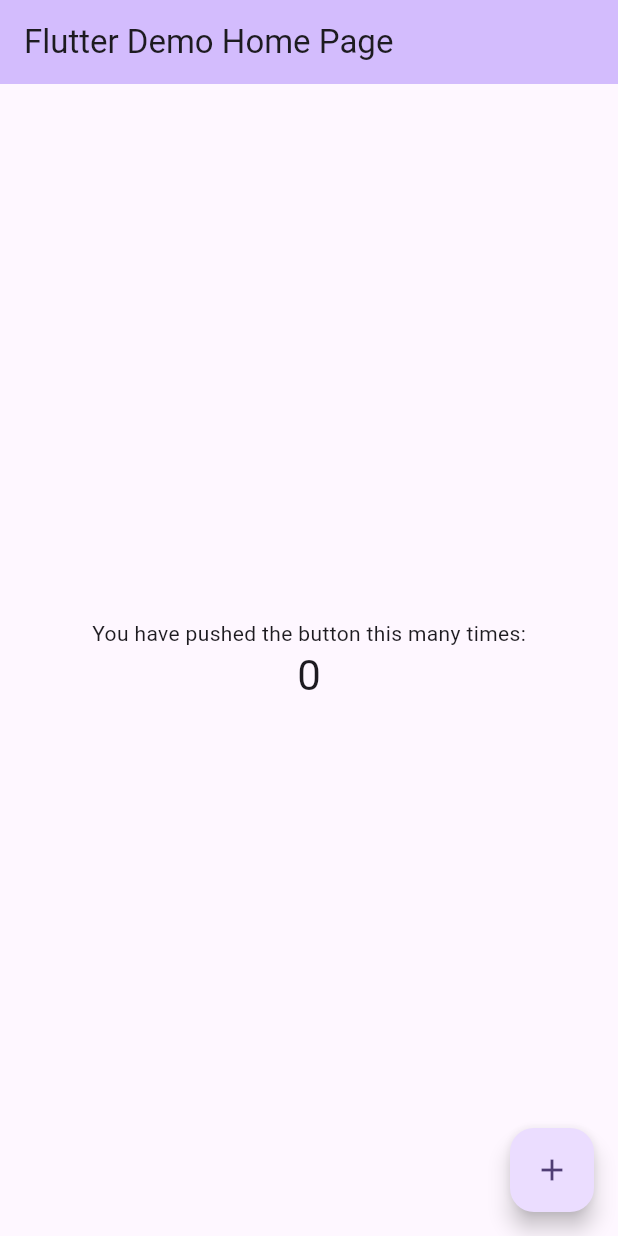
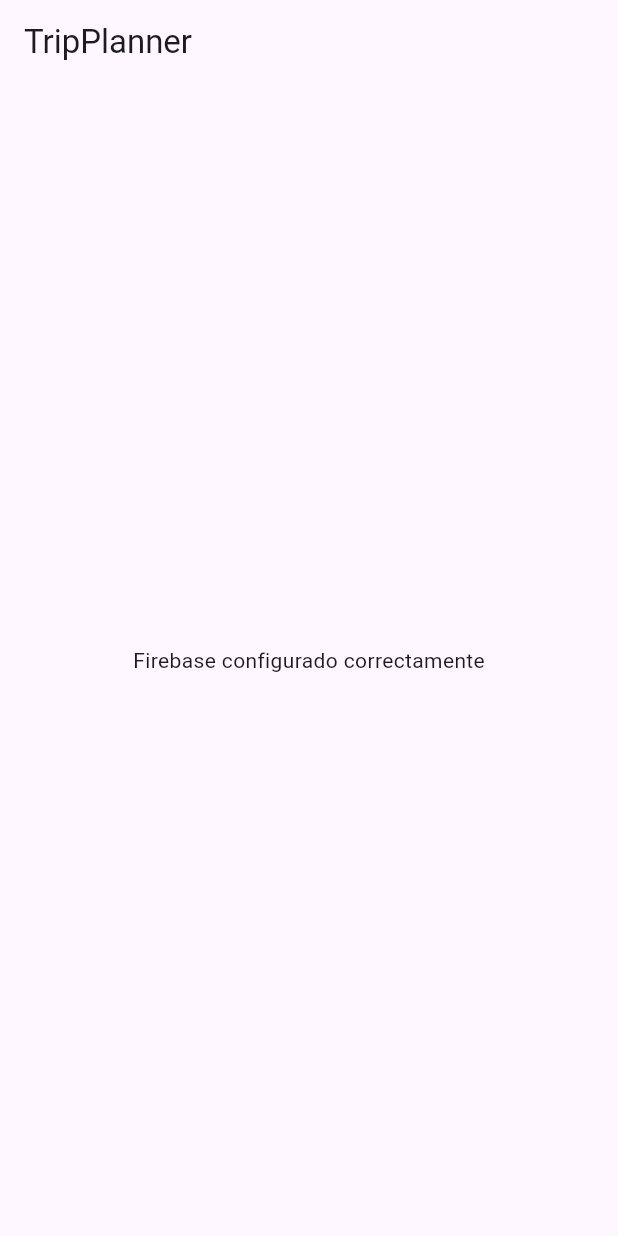
Before and after one commit to danielafranc/tp3-planificador-de-viajes, a Flutter app: the screen it shows after launch, on a phone screen of 412 x 824 dp. Run offline on Flutter 3.47's test engine with Material 3 defaults, Android fonts, the phone set to English and light mode, and no system bars; our stand-ins replace firebase_core; accounts and stored records are empty.

Commit message:
Configuracion Firebase en Flutter

```diff
--- a/lib/main.dart
+++ b/lib/main.dart
@@ -1,121 +1,33 @@
+import 'package:firebase_core/firebase_core.dart';
 import 'package:flutter/material.dart';
 
-void main() {
-  runApp(const MyApp());
+import 'firebase_options.dart';
+
+void main() async {
+  WidgetsFlutterBinding.ensureInitialized();
+
+  await Firebase.initializeApp(
+    options: DefaultFirebaseOptions.currentPlatform,
+  );
+
+  runApp(const TripPlannerApp());
 }
 
-class MyApp extends StatelessWidget {
-  const MyApp({super.key});
+class TripPlannerApp extends StatelessWidget {
+  const TripPlannerApp({super.key});
 
-  // This widget is the root of your application.
   @override
   Widget build(BuildContext context) {
     return MaterialApp(
-      title: 'Flutter Demo',
-      theme: ThemeData(
-        // This is the theme of your application.
-        //
-        // TRY THIS: Try running your application with "flutter run". You'll see
-        // the application has a purple toolbar. Then, without quitting the app,
-        // try changing the seedColor in the colorScheme below to Colors.green
-        // and then invoke "hot reload" (save your changes or press the "hot
-        // reload" button in a Flutter-supported IDE, or press "r" if you used
-        // the command line to start the app).
-        //
-        // Notice that the counter didn't reset back to zero; the application
-        // state is not lost during the reload. To reset the state, use hot
-        // restart instead.
-        //
-        // This works for code too, not just values: Most code changes can be
-        // tested with just a hot reload.
-        colorScheme: .fromSeed(seedColor: Colors.deepPurple),
-      ),
-      home: const MyHomePage(title: 'Flutter Demo Home Page'),
-    );
-  }
-}
-
-class MyHomePage extends StatefulWidget {
-  const MyHomePage({super.key, required this.title});
-
-  // This widget is the home page of your application. It is stateful, meaning
-  // that it has a State object (defined below) that contains fields that affect
-  // how it looks.
-
-  // This class is the configuration for the state. It holds the values (in this
-  // case the title) provided by the parent (in this case the App widget) and
-  // used by the build method of the State. Fields in a Widget subclass are
-  // always marked "final".
-
-  final String title;
-
-  @override
-  State<MyHomePage> createState() => _MyHomePageState();
-}
-
-class _MyHomePageState extends State<MyHomePage> {
-  int _counter = 0;
-
-  void _incrementCounter() {
-    setState(() {
-      // This call to setState tells the Flutter framework that something has
-      // changed in this State, which causes it to rerun the build method below
-      // so that the display can reflect the updated values. If we changed
-      // _counter without calling setState(), then the build method would not be
-      // called again, and so nothing would appear to happen.
-      _counter++;
-    });
-  }
-
-  @override
-  Widget build(BuildContext context) {
-    // This method is rerun every time setState is called, for instance as done
-    // by the _incrementCounter method above.
-    //
-    // The Flutter framework has been optimized to make rerunning build methods
-    // fast, so that you can just rebuild anything that needs updating rather
-    // than having to individually change instances of widgets.
-    return Scaffold(
-      appBar: AppBar(
-        // TRY THIS: Try changing the color here to a specific color (to
-        // Colors.amber, perhaps?) and trigger a hot reload to see the AppBar
-        // change color while the other colors stay the same.
-        backgroundColor: Theme.of(context).colorScheme.inversePrimary,
-        // Here we take the value from the MyHomePage object that was created by
-        // the App.build method, and use it to set our appbar title.
-        title: Text(widget.title),
-      ),
-      body: Center(
-        // Center is a layout widget. It takes a single child and positions it
-        // in the middle of the parent.
-        child: Column(
-          // Column is also a layout widget. It takes a list of children and
-          // arranges them vertically. By default, it sizes itself to fit its
-          // children horizontally, and tries to be as tall as its parent.
-          //
-          // Column has various properties to control how it sizes itself and
-          // how it positions its children. Here we use mainAxisAlignment to
-          // center the children vertically; the main axis here is the vertical
-          // axis because Columns are vertical (the cross axis would be
-          // horizontal).
-          //
-          // TRY THIS: Invoke "debug painting" (choose the "Toggle Debug Paint"
-          // action in the IDE, or press "p" in the console), to see the
-          // wireframe for each widget.
-          mainAxisAlignment: .center,
-          children: [
-            const Text('You have pushed the button this many times:'),
-            Text(
-              '$_counter',
-              style: Theme.of(context).textTheme.headlineMedium,
-            ),
-          ],
+      title: 'TripPlanner',
+      debugShowCheckedModeBanner: false,
+      home: Scaffold(
+        appBar: AppBar(
+          title: const Text('TripPlanner'),
         ),
-      ),
-      floatingActionButton: FloatingActionButton(
-        onPressed: _incrementCounter,
-        tooltip: 'Increment',
-        child: const Icon(Icons.add),
+        body: const Center(
+          child: Text('Firebase configurado correctamente'),
+        ),
       ),
     );
   }
--- a/pubspec.yaml
+++ b/pubspec.yaml
@@ -34,6 +34,11 @@ dependencies:
   # The following adds the Cupertino Icons font to your application.
   # Use with the CupertinoIcons class for iOS style icons.
   cupertino_icons: ^1.0.8
+  firebase_core: ^4.7.0
+  firebase_auth: ^6.4.0
+  cloud_firestore: ^6.3.0
+  flutter_riverpod: ^3.3.1
+  go_router: ^17.2.3
 
 dev_dependencies:
   flutter_test:
```
Also changed, not shown: firebase.json (added), lib/firebase_options.dart (added), pubspec.lock, 7 other files.
